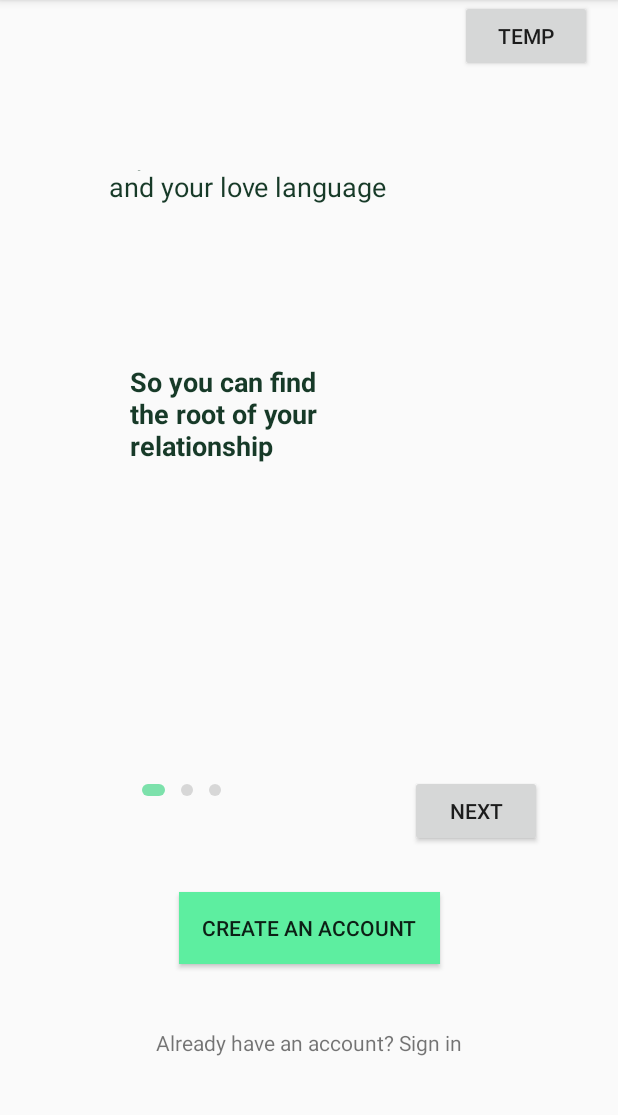
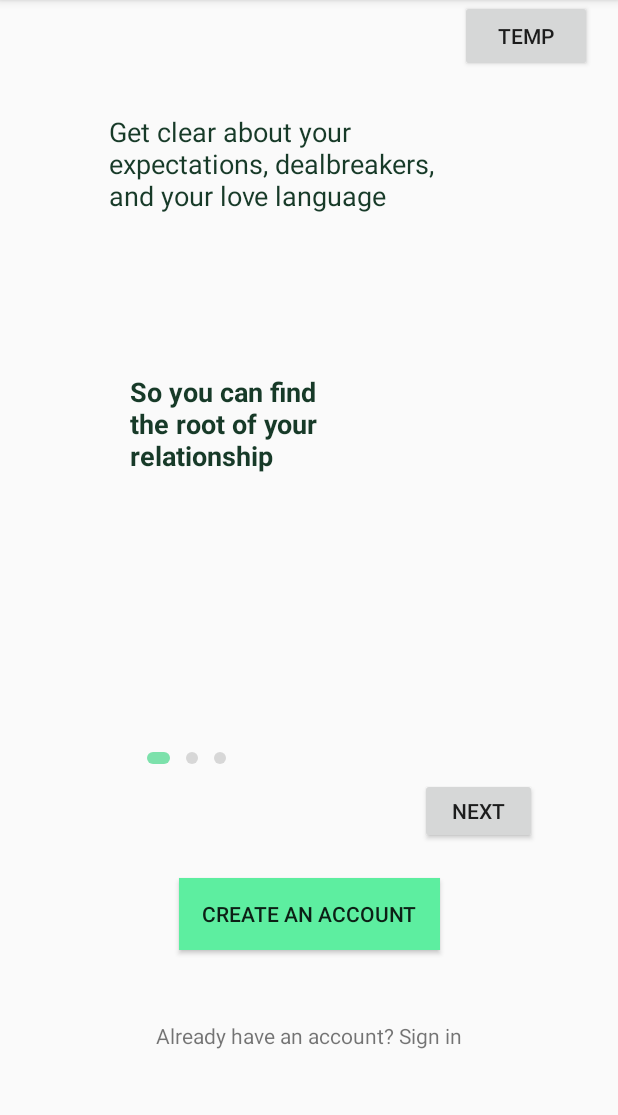
Before and after one commit to Mechiri/pervasive-computing, an Android app: the screen it shows after launch (start), on a phone screen of 412 x 824 dp, the part 84-1199 px from its top. Run offline under Robolectric (Android 15) with nearby library versions, the light colour scheme and no system bars.

Commit message:
Fixed onboarding start page (the problem with not full text displaying)

```diff
--- a/app/src/main/res/layout/activity_start.xml
+++ b/app/src/main/res/layout/activity_start.xml
@@ -12,7 +12,7 @@
         android:layout_height="30dp"
         android:layout_marginStart="80dp"
         android:layout_marginEnd="30dp"
-        android:layout_marginBottom="24dp"
+        android:layout_marginBottom="8dp"
         android:orientation="horizontal"
         app:layout_constraintBottom_toTopOf="@+id/signupButton"
         app:layout_constraintEnd_toStartOf="@+id/buttonOnboarding"
@@ -22,9 +22,8 @@
     <androidx.viewpager2.widget.ViewPager2
         android:id="@+id/viewPager"
         android:layout_width="414dp"
-        android:layout_height="454dp"
-        android:layout_marginTop="16dp"
-        android:layout_marginBottom="18dp"
+        android:layout_height="425dp"
+        android:layout_marginTop="32dp"
         app:layout_constraintBottom_toTopOf="@+id/layoutIndicator"
         app:layout_constraintEnd_toEndOf="parent"
         app:layout_constraintHorizontal_bias="0.666"
@@ -35,22 +34,24 @@
 
     <Button
         android:id="@+id/buttonOnboarding"
-        android:layout_width="wrap_content"
-        android:layout_height="wrap_content"
+        android:layout_width="78dp"
+        android:layout_height="44dp"
         android:layout_marginStart="20dp"
-        android:layout_marginTop="26dp"
+        android:layout_marginTop="8dp"
         android:layout_marginEnd="41dp"
         android:layout_marginBottom="118dp"
         app:layout_constraintBottom_toTopOf="@+id/textViewSignUp1"
         app:layout_constraintEnd_toEndOf="parent"
         app:layout_constraintStart_toEndOf="@+id/layoutIndicator"
-        app:layout_constraintTop_toBottomOf="@+id/viewPager" />
+        app:layout_constraintTop_toBottomOf="@+id/viewPager"
+        app:layout_constraintVertical_bias="1.0" />
 
     <Button
         android:id="@+id/signupButton"
         android:layout_width="wrap_content"
         android:layout_height="wrap_content"
         android:layout_marginStart="120dp"
+        android:layout_marginTop="24dp"
         android:layout_marginEnd="120dp"
         android:layout_marginBottom="25dp"
         android:background="@color/primary"
--- a/app/src/main/res/layout/onboardinglayoutcontainer.xml
+++ b/app/src/main/res/layout/onboardinglayoutcontainer.xml
@@ -1,12 +1,7 @@
 <?xml version="1.0" encoding="utf-8"?>
-<androidx.constraintlayout.widget.ConstraintLayout
-    xmlns:android="http://schemas.android.com/apk/res/android"
+<androidx.constraintlayout.widget.ConstraintLayout xmlns:android="http://schemas.android.com/apk/res/android"
     xmlns:app="http://schemas.android.com/apk/res-auto"
     xmlns:tools="http://schemas.android.com/tools"
-    android:layout_marginLeft="30dp"
-    android:layout_marginRight="30dp"
-    android:layout_marginBottom="80dp"
-    android:layout_marginTop="80dp"
     android:layout_width="match_parent"
     android:layout_height="match_parent">
 
```
